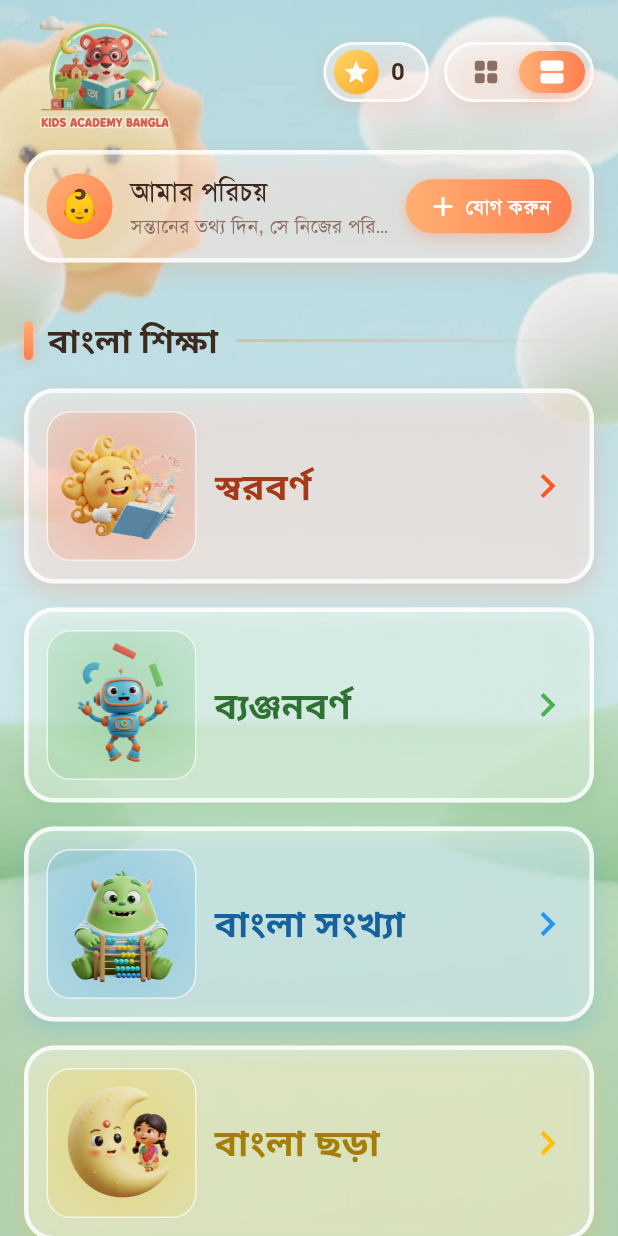
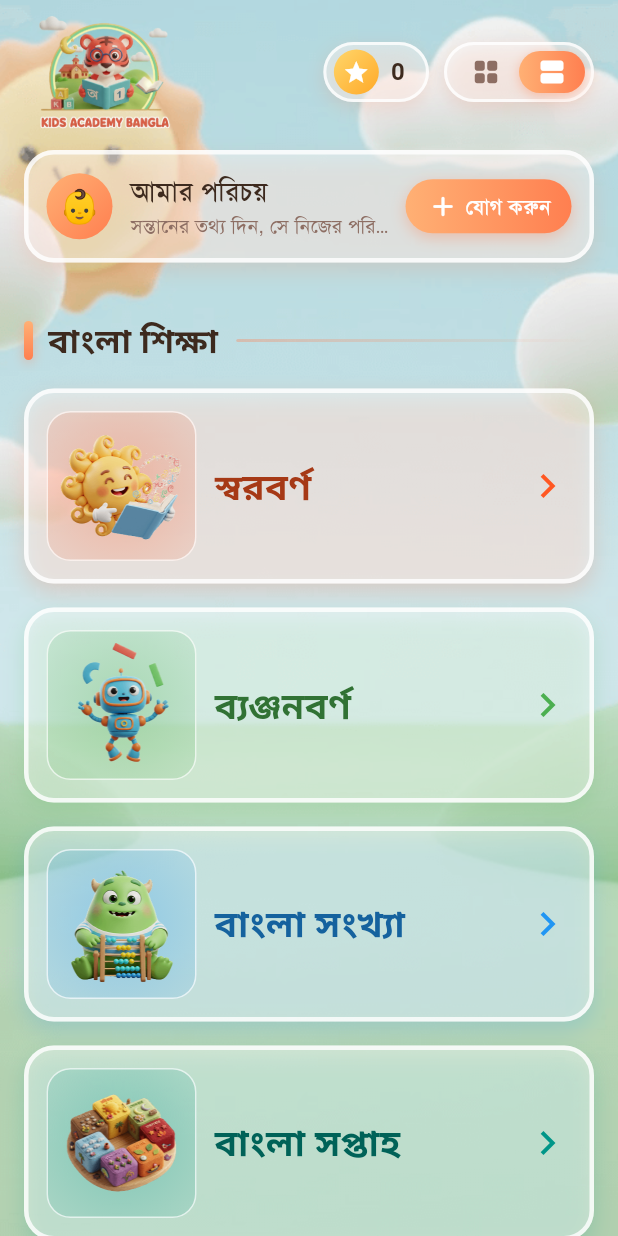
Before and after one commit to sofolitltd/kidsacademybangla, a Flutter app: the screen it shows after launch, after a tap on the "view agenda" icon, on a phone screen of 412 x 824 dp. Run offline on Flutter 3.47's test engine with Material 3 defaults, Android fonts, the phone set to English and light mode, and no system bars; our stand-ins replace audioplayers, connectivity_plus, flutter_cache_manager, flutter_tts, go_router, google_fonts and 4 more; missing offline and left inert: country_flags, in_app_update; accounts and stored records are empty; network calls fail.

Commit message:
fix card center, ads

```diff
--- a/lib/core/services/ad_service.dart
+++ b/lib/core/services/ad_service.dart
@@ -1,3 +1,6 @@
+import 'dart:async';
+
+import 'package:connectivity_plus/connectivity_plus.dart';
 import 'package:flutter/material.dart';
 import 'package:google_mobile_ads/google_mobile_ads.dart';
 import 'package:kidsacademybangla/core/config/ad_secrets.dart';
@@ -30,9 +33,19 @@ class AdService {
   bool _breakShowing = false;
   RewardedAd? _rewarded;
 
+  bool _nativeLoading = false;
+  bool _rewardedLoading = false;
+  StreamSubscription<List<ConnectivityResult>>? _connectivitySub;
+
   void init() {
     _loadNative();
     _loadRewarded();
+    // Retry ads that failed to load while offline.
+    _connectivitySub ??= Connectivity().onConnectivityChanged.listen((result) {
+      if (result.every((r) => r == ConnectivityResult.none)) return;
+      if (_native == null) _loadNative();
+      if (_rewarded == null) _loadRewarded();
+    });
   }
 
   // ---------------------------------------------------------------- limits
@@ -49,6 +62,8 @@ class AdService {
   static const Color _accent = Color(0xFFFF7F50);
 
   void _loadNative() {
+    if (_nativeLoading) return;
+    _nativeLoading = true;
     NativeAd(
       adUnitId: _nativeUnitId,
       request: const AdRequest(),
@@ -67,8 +82,12 @@ class AdService {
         ),
       ),
       listener: NativeAdListener(
-        onAdLoaded: (ad) => _native = ad as NativeAd,
+        onAdLoaded: (ad) {
+          _nativeLoading = false;
+          _native = ad as NativeAd;
+        },
         onAdFailedToLoad: (ad, error) {
+          _nativeLoading = false;
           ad.dispose();
           _native = null;
         },
@@ -100,15 +119,19 @@ class AdService {
   // -------------------------------------------------------------- rewarded
 
   void _loadRewarded() {
+    if (_rewardedLoading) return;
+    _rewardedLoading = true;
     RewardedAd.load(
       adUnitId: _rewardedUnitId,
       request: const AdRequest(),
       rewardedAdLoadCallback: RewardedAdLoadCallback(
         onAdLoaded: (ad) {
+          _rewardedLoading = false;
           _rewarded = ad;
           rewardedReady.value = true;
         },
         onAdFailedToLoad: (_) {
+          _rewardedLoading = false;
           _rewarded = null;
           rewardedReady.value = false;
         },
--- a/lib/features/details/widgets/detail_card.dart
+++ b/lib/features/details/widgets/detail_card.dart
@@ -110,6 +110,7 @@ class _DetailCardState extends State<DetailCard>
                 : [],
           ),
           child: Stack(
+            alignment: Alignment.center,
             children: [
               buildCardContent(
                 item: widget.item,
--- a/lib/features/home/data/home_category_data.dart
+++ b/lib/features/home/data/home_category_data.dart
@@ -48,12 +48,13 @@ final List<CategoryGroup> groupedCategories = [
         color: Colors.blue,
         categoryKey: 'bangla_numbers',
       ),
-      Category(
-        title: 'বাংলা ছড়া',
-        imagePath: 'assets/images/categories/bangla_rhymes.png',
-        color: Colors.amber,
-        categoryKey: 'bangla_rhymes',
-      ),
+      // Disabled for now; re-enable in a future release.
+      // Category(
+      //   title: 'বাংলা ছড়া',
+      //   imagePath: 'assets/images/categories/bangla_rhymes.png',
+      //   color: Colors.amber,
+      //   categoryKey: 'bangla_rhymes',
+      // ),
       Category(
         title: 'বাংলা সপ্তাহ',
         imagePath: 'assets/images/categories/bangla_weeks.png',
@@ -89,12 +90,13 @@ final List<CategoryGroup> groupedCategories = [
         color: Colors.purple,
         categoryKey: 'english_numbers',
       ),
-      Category(
-        title: 'Rhymes',
-        imagePath: 'assets/images/categories/english_rhymes.png',
-        color: Colors.blueAccent,
-        categoryKey: 'english_rhymes',
-      ),
+      // Disabled for now; re-enable in a future release.
+      // Category(
+      //   title: 'Rhymes',
+      //   imagePath: 'assets/images/categories/english_rhymes.png',
+      //   color: Colors.blueAccent,
+      //   categoryKey: 'english_rhymes',
+      // ),
       Category(
         title: 'Weeks',
         imagePath: 'assets/images/categories/english_weeks.png',
--- a/lib/features/profile/widgets/profile_bottom_controls.dart
+++ b/lib/features/profile/widgets/profile_bottom_controls.dart
@@ -37,7 +37,7 @@ class ProfileBottomControls extends StatelessWidget {
                 ),
               ),
               child: Text(
-                isSlowMode ? '🐕‍🦺 ধ�ীর' : '🐕 স্বাভাবিক',
+                isSlowMode ? '🐕‍🦺 ধীরে' : '🐕 স্বাভাবিক',
                 style: TextStyle(
                   fontSize: 12,
                   fontWeight: FontWeight.w600,
--- a/lib/features/profile/widgets/profile_form_fields.dart
+++ b/lib/features/profile/widgets/profile_form_fields.dart
@@ -1,5 +1,4 @@
 import 'package:flutter/material.dart';
-import 'package:google_fonts/google_fonts.dart';
 
 class ProfileFormFields {
   static Widget buildSectionTitle(String title, IconData icon, Color color) {
--- a/lib/utils/lucide.dart
+++ b/lib/utils/lucide.dart
@@ -1,4 +1,3 @@
-import 'package:flutter/widgets.dart';
 import 'package:flutter/material.dart';
 
 /// Minimal local Lucide-like icon wrapper to avoid external dependency.
--- a/pubspec.yaml
+++ b/pubspec.yaml
@@ -1,7 +1,7 @@
 name: kidsacademybangla
 description: "Play, Learn, and Grow in Bangla"
 publish_to: 'none'
-version: 1.0.0+1
+version: 1.0.1+2
 
 environment:
   sdk: ^3.10.4
@@ -26,6 +26,7 @@ dependencies:
   sensors_plus: ^7.1.1
   url_launcher: ^6.3.3
   in_app_update: ^5.0.0
+  connectivity_plus: ^7.3.2
 dev_dependencies:
   flutter_test:
     sdk: flutter
```
Also changed, not shown: lib/features/details/widgets/detail_card_builders.dart (+4 -4 lines), pubspec.lock, 1 other file.
